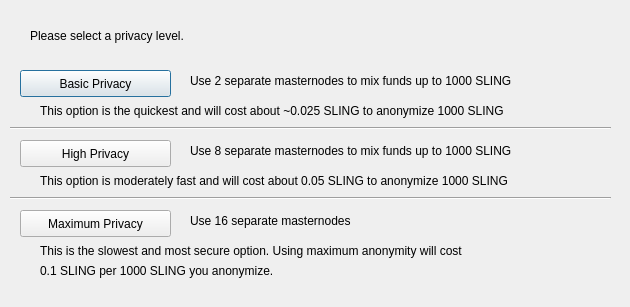
Before: the Qt Designer form src/qt/forms/darksendconfig.ui in whatisthiseven/difftest, drawn with Qt 5.
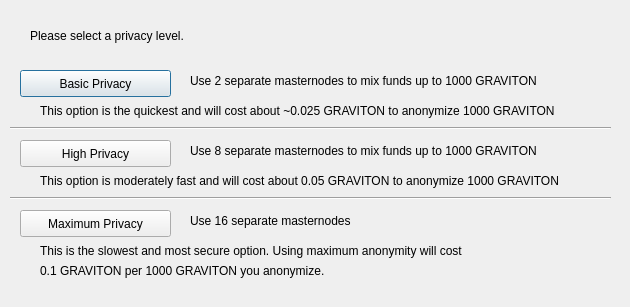
After: the same form once the commit is applied.

```diff
--- a/src/qt/forms/darksendconfig.ui
+++ b/src/qt/forms/darksendconfig.ui
@@ -75,7 +75,7 @@
     </rect>
    </property>
    <property name="text">
-    <string>Use 2 separate masternodes to mix funds up to 1000 SLING</string>
+    <string>Use 2 separate masternodes to mix funds up to 1000 GRAVITON</string>
    </property>
   </widget>
   <widget class="QLabel" name="label_3">
@@ -88,7 +88,7 @@
     </rect>
    </property>
    <property name="text">
-    <string>Use 8 separate masternodes to mix funds up to 1000 SLING</string>
+    <string>Use 8 separate masternodes to mix funds up to 1000 GRAVITON</string>
    </property>
   </widget>
   <widget class="QLabel" name="label_4">
@@ -114,7 +114,7 @@
     </rect>
    </property>
    <property name="text">
-    <string>This option is the quickest and will cost about ~0.025 SLING to anonymize 1000 SLING</string>
+    <string>This option is the quickest and will cost about ~0.025 GRAVITON to anonymize 1000 GRAVITON</string>
    </property>
   </widget>
   <widget class="QLabel" name="label_7">
@@ -127,7 +127,7 @@
     </rect>
    </property>
    <property name="text">
-    <string>This option is moderately fast and will cost about 0.05 SLING to anonymize 1000 SLING</string>
+    <string>This option is moderately fast and will cost about 0.05 GRAVITON to anonymize 1000 GRAVITON</string>
    </property>
   </widget>
   <widget class="QLabel" name="label_8">
@@ -153,7 +153,7 @@
     </rect>
    </property>
    <property name="text">
-    <string>0.1 SLING per 1000 SLING you anonymize.</string>
+    <string>0.1 GRAVITON per 1000 GRAVITON you anonymize.</string>
    </property>
   </widget>
   <widget class="Line" name="line">
```
